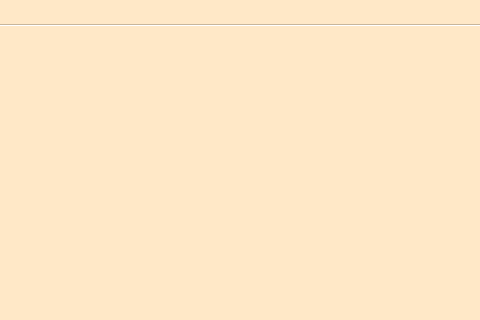
YousrHejy/Task1_CV, file test2-cv/task2_cv/mainwindow.ui: the form before one commit; both pictures show x 445 to 925 and y 0 to 320 of the 1149 by 600 pixel window.
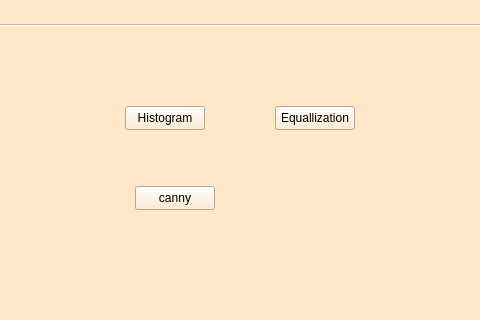
The form after the commit. The open tabs and pages were chosen to show the change.

Diff of the .ui file:
```diff
--- a/test2-cv/task2_cv/mainwindow.ui
+++ b/test2-cv/task2_cv/mainwindow.ui
@@ -608,6 +608,45 @@
        <string>Add</string>
       </property>
      </widget>
+     <widget class="QPushButton" name="pushButton_30">
+      <property name="geometry">
+       <rect>
+        <x>570</x>
+        <y>80</y>
+        <width>80</width>
+        <height>24</height>
+       </rect>
+      </property>
+      <property name="text">
+       <string>Histogram</string>
+      </property>
+     </widget>
+     <widget class="QPushButton" name="pushButton_31">
+      <property name="geometry">
+       <rect>
+        <x>720</x>
+        <y>80</y>
+        <width>80</width>
+        <height>24</height>
+       </rect>
+      </property>
+      <property name="text">
+       <string>Equallization</string>
+      </property>
+     </widget>
+     <widget class="QPushButton" name="pushButton_32">
+      <property name="geometry">
+       <rect>
+        <x>580</x>
+        <y>160</y>
+        <width>80</width>
+        <height>24</height>
+       </rect>
+      </property>
+      <property name="text">
+       <string>canny</string>
+      </property>
+     </widget>
     </widget>
     <widget class="QWidget" name="tab_3">
      <attribute name="title">
```
Left out of the diff: 2 changed lines with no effect on the pictures.
